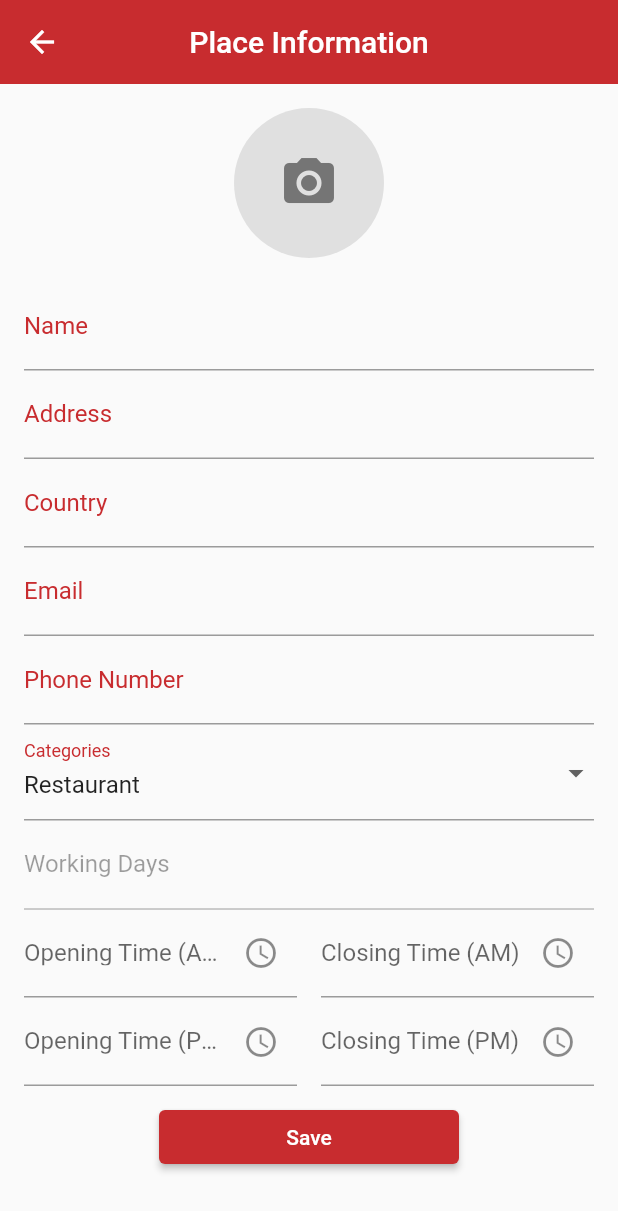
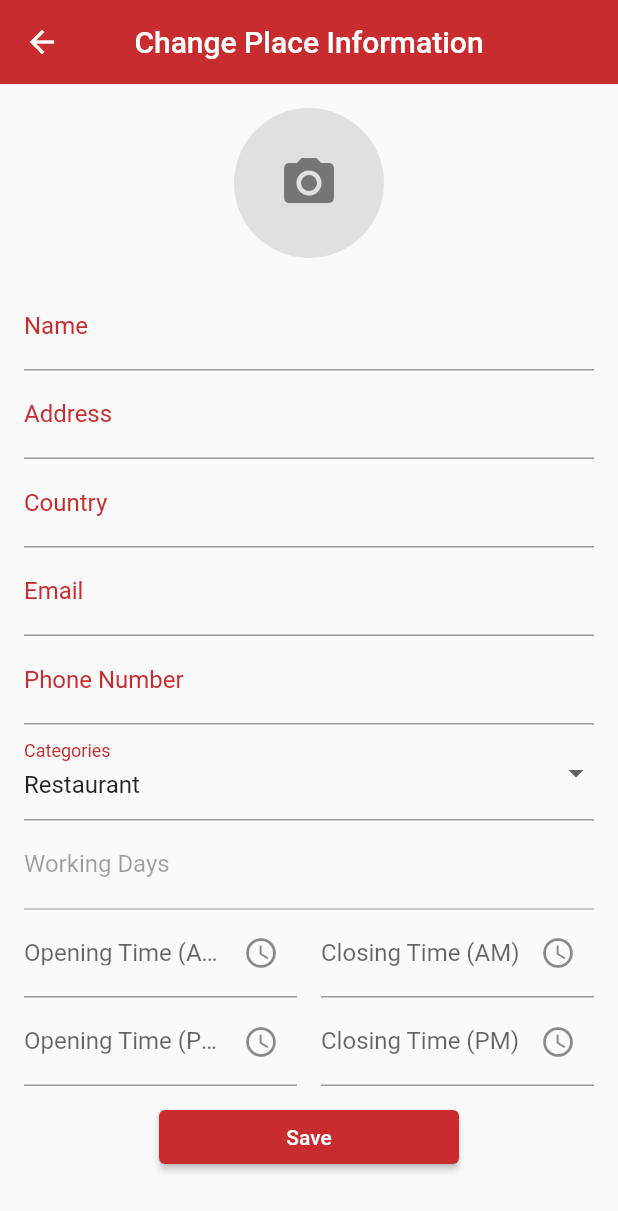
Before and after one commit to omarelhassani12/Appointify, a Flutter app: the AdminEditStoreScreen screen opened directly, on a phone screen of 412 x 824 dp. Shown: the top 1211 px of the screen. Run offline on Flutter 3.47's test engine with Material 2 defaults, Android fonts, the phone set to English and light mode, and no system bars; our stand-ins replace csc_picker, flutter_map, flutter_time_picker_spinner, fluttertoast, geocoding, geolocator and 2 more; missing offline and left inert: flutter_map_marker_cluster.

Commit message:
create the admin edit_store_screen with upload image and change the icon of the app

```diff
--- a/lib/views/admin/admin_edit_store_screen.dart
+++ b/lib/views/admin/admin_edit_store_screen.dart
@@ -214,7 +214,7 @@ class AdminEditStoreScreenState extends State<AdminEditStoreScreen> {
   Widget build(BuildContext context) {
     return Scaffold(
       appBar: AppBar(
-        title: const Text('Place Information'),
+        title: const Text('Change Place Information'),
         centerTitle: true,
         backgroundColor: AppColors.accentClr,
         elevation: 0,
```
